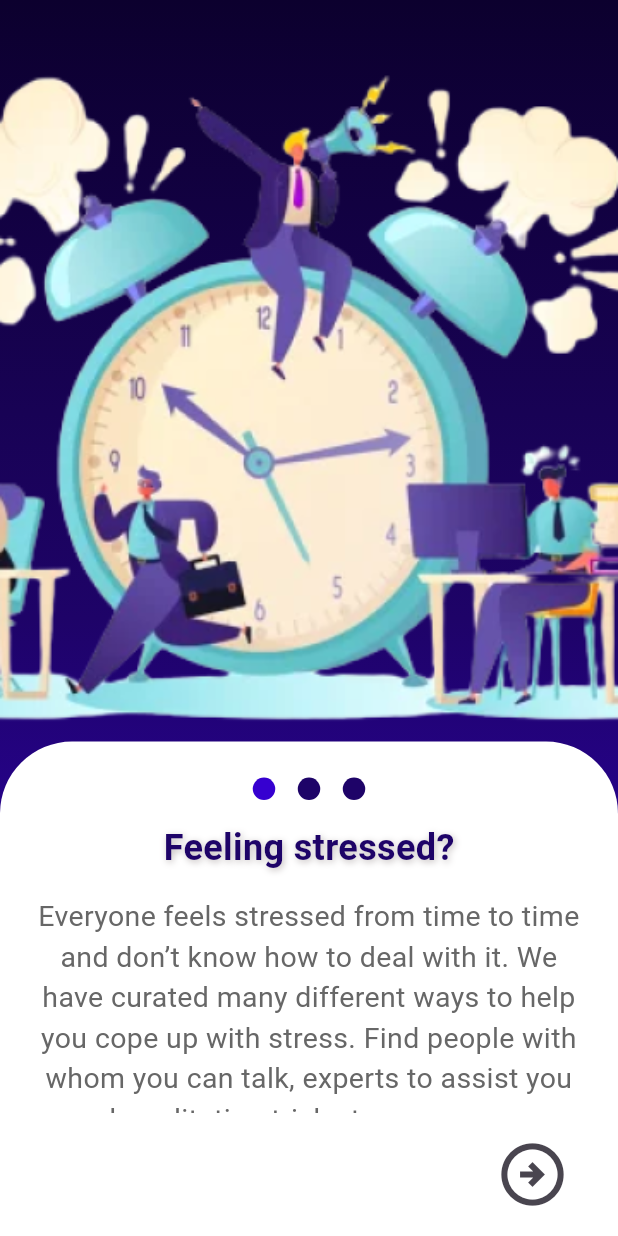
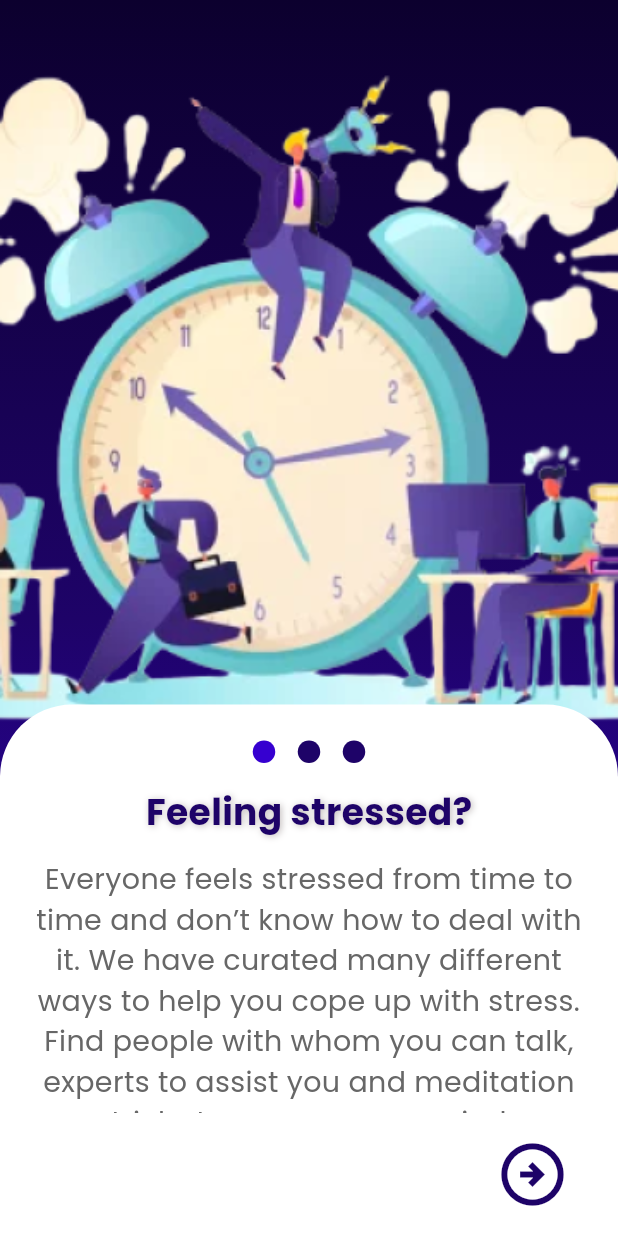
Before and after one commit to TheGuyDangerous/OnboardingScreen, a Flutter app: the screen it shows after launch, on a phone screen of 412 x 824 dp. Run offline on Flutter 3.47's test engine with Material 2 defaults, Android fonts, the light colour scheme and no system bars; drawn by our look-alikes of smooth_page_indicator; our stand-ins replace google_fonts.

Commit message:
fixed Text font and sized to figma requested standard

```diff
--- a/lib/onboarding.dart
+++ b/lib/onboarding.dart
@@ -4,6 +4,7 @@ import 'package:gdsc_onboarding_screen/OnboardingScreens/Page2.dart';
 import 'package:gdsc_onboarding_screen/OnboardingScreens/Page3.dart';
 import 'package:smooth_page_indicator/smooth_page_indicator.dart';
 import 'package:flutter/services.dart';
+import 'package:google_fonts/google_fonts.dart';
 
 class OnBoardingPage extends StatefulWidget {
   const OnBoardingPage({Key? key}) : super(key: key);
@@ -73,7 +74,7 @@ class _OnBoardingPageState extends State<OnBoardingPage> {
         ],
       ),
       bottomSheet: Container(
-        height: MediaQuery.of(context).size.height * 0.4,
+        height: MediaQuery.of(context).size.height * 0.43,
         width: MediaQuery.of(context).size.width,
         decoration: const BoxDecoration(
           color: Colors.white,
@@ -117,17 +118,18 @@ class _OnBoardingPageState extends State<OnBoardingPage> {
                   padding: const EdgeInsets.only(top: 15.0, bottom: 15.0),
                   child: Text(title,
                       textAlign: TextAlign.center,
-                      style: const TextStyle(
-                        shadows: <Shadow>[
+                      style: TextStyle(
+                        shadows: const <Shadow>[
                           Shadow(
                             offset: Offset(1.0, 1.0),
                             blurRadius: 6.0,
                             color: Color(0xffc2bcbc),
                           ),
                         ],
-                        color: Color(0xff1E0368),
+                        color: const Color(0xff1E0368),
                         fontSize: 24,
                         fontWeight: FontWeight.w700,
+                        fontFamily: GoogleFonts.poppins().fontFamily,
                       )),
                 ),
               ),
@@ -139,10 +141,11 @@ class _OnBoardingPageState extends State<OnBoardingPage> {
                   child: Text(
                     content,
                     textAlign: TextAlign.center,
-                    style: const TextStyle(
-                      color: Color(0xff676767),
+                    style: TextStyle(
+                      color: const Color(0xff676767),
                       fontSize: 19,
                       fontWeight: FontWeight.w400,
+                      fontFamily: GoogleFonts.poppins().fontFamily,
                     ),
                   ),
                 ),
@@ -177,6 +180,7 @@ class _OnBoardingPageState extends State<OnBoardingPage> {
                             icon: const Icon(
                               Icons.arrow_circle_right_outlined,
                               size: 50,
+                              color: Color(0xff1E0368),
                             ),
                           ),
                         ],
--- a/pubspec.yaml
+++ b/pubspec.yaml
@@ -37,6 +37,7 @@ dependencies:
   # Use with the CupertinoIcons class for iOS style icons.
   cupertino_icons: ^1.0.2
   smooth_page_indicator: ^1.0.0+2
+  google_fonts: ^3.0.1
 
 dev_dependencies:
   flutter_test:
```
Also changed, not shown: pubspec.lock, 1 other file.
